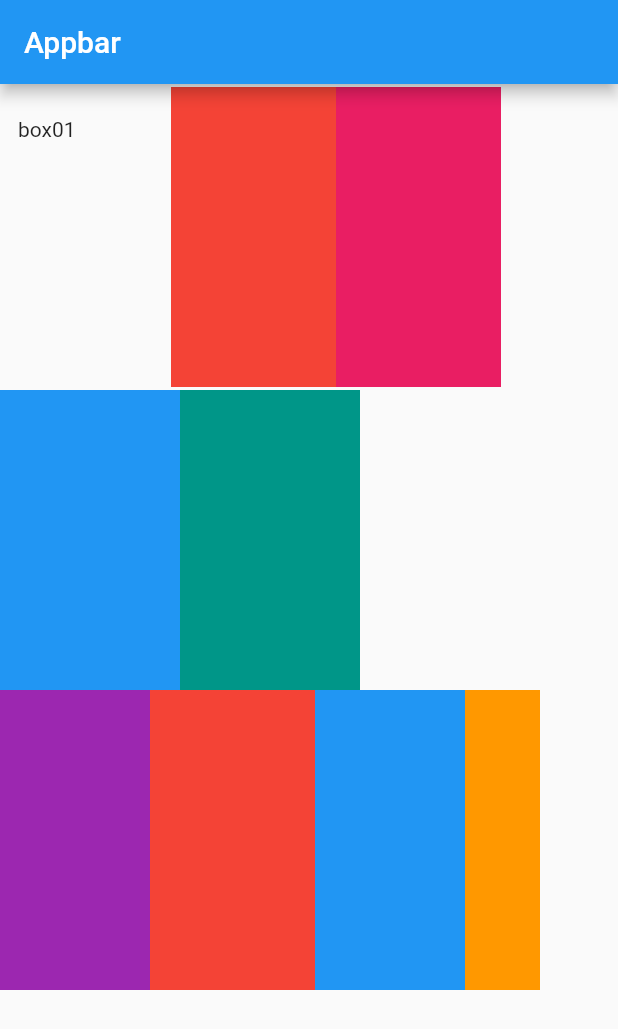
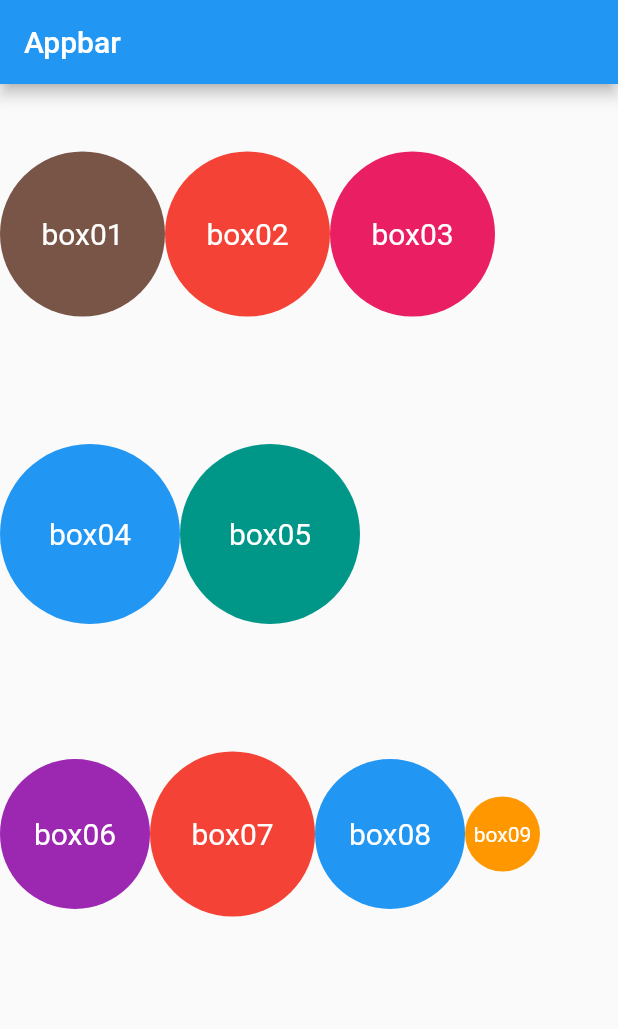
Before and after one commit to dRoTDM/flutterfirstapp, a Flutter app: the screen it shows after launch, on a phone screen of 412 x 824 dp. Shown: the top 1029 px of the screen. Run offline on Flutter 3.47's test engine with Material 2 defaults, Android fonts, the phone set to English and light mode, and no system bars.

Commit message:
Made circles and added text

```diff
--- a/lib/view/ronik_page.dart
+++ b/lib/view/ronik_page.dart
@@ -1,5 +1,3 @@
-
-
 import 'package:flutter/material.dart';
 
 class RonikPage extends StatelessWidget {
@@ -13,67 +11,134 @@ class RonikPage extends StatelessWidget {
           Row(
             children: [
               Container(
-                child: Text('box01'),
-                padding: EdgeInsets.fromLTRB(10, 20, 20, 10),
-                margin: EdgeInsets.all(2),
-               //color: Colors.brown,
+                child: const Center(
+                    child: Text(
+                  'box01',
+                  style: TextStyle(color: Colors.white, fontSize: 20),
+                )),
                 height: 200,
                 width: 110,
-                decoration: BoxDecoration(
-                  border: Border.all(width: 1,color: Colors.red)
-                  borderRadius: const BorderRadius.all(3)
-                ),
-
-              ),
-
-              Container(
-                height: 200,
-                width: 110,
-                color: Colors.red,
-                decoration: BoxDecoration(
+                decoration: const BoxDecoration(
+                  color: Colors.brown,
                   shape: BoxShape.circle,
-                  border: Border.all(width: 2,color: Colors.amber)
                 ),
               ),
               Container(
+                child: const Center(
+                  child: Text(
+                    'box02',
+                    style: TextStyle(color: Colors.white, fontSize: 20),
+                  ),
+                ),
                 height: 200,
                 width: 110,
-                color: Colors.pink,
+                decoration: const BoxDecoration(
+                  shape: BoxShape.circle,
+                  color: Colors.red,
+                ),
+              ),
+              Container(
+                  child: const Center(
+                    child: Text(
+                      'box03',
+                      style: TextStyle(color: Colors.white, fontSize: 20),
+                    ),
+                  ),
+                  height: 200,
+                  width: 110,
+                  decoration: const BoxDecoration(
+                    shape: BoxShape.circle,
+                    color: Colors.pink,
+                  )),
+            ],
+          ),
+          Row(
+            children: [
+              Container(
+                child: const Center(
+                  child: Text(
+                    'box04',
+                    style: TextStyle(color: Colors.white, fontSize: 20),
+                  ),
+                ),
+                height: 200,
+                width: 120,
+                decoration: const BoxDecoration(
+                  shape: BoxShape.circle,
+                  color: Colors.blue,
+                ),
+              ),
+              Container(
+                child: const Center(
+                  child: Text(
+                    'box05',
+                    style: TextStyle(color: Colors.white, fontSize: 20),
+                  ),
+                ),
+                height: 200,
+                width: 120,
+                decoration: const BoxDecoration(
+                  shape: BoxShape.circle,
+                  color: Colors.teal,
+                ),
               ),
             ],
           ),
           Row(
             children: [
               Container(
-                color: Colors.blue,
                 height: 200,
-                width: 120,
+                width: 100,
+                child: const Center(
+                  child: Text(
+                    'box06',
+                    style: TextStyle(color: Colors.white, fontSize: 20),
+                  ),
+                ),
+                decoration: const BoxDecoration(
+                  shape: BoxShape.circle,
+                  color: Colors.purple,
+                ),
               ),
               Container(
                 height: 200,
-                width: 120,
-                color: Colors.teal,
+                width: 110,
+                child: const Center(
+                  child: Text(
+                    'box07',
+                    style: TextStyle(color: Colors.white, fontSize: 20),
+                  ),
+                ),
+                decoration: const BoxDecoration(
+                    shape: BoxShape.circle, color: Colors.red),
               ),
-            ],
-          ),
-          Row(
-            children: [
               Container(
-                color: Colors.purple,
+                child: const Center(
+                  child: Text(
+                    'box08',
+                    style: TextStyle(color: Colors.white, fontSize: 20),
+                  ),
+                ),
                 height: 200,
                 width: 100,
-              ),
-              Container(height: 200, width: 110, color: Colors.red),
-              Container(
-                color: Colors.blue,
-                height: 200,
-                width: 100,
+                decoration: const BoxDecoration(
+                  shape: BoxShape.circle,
+                  color: Colors.blue,
+                ),
               ),
               Container(
-                color: Colors.orange,
-                height: 200,
-                width: 50,
-              ),
+                  child: const Center(
+                    child: Text(
+                      'box09',
+                      style: TextStyle(color: Colors.white, fontSize: 14),
+                    ),
+                  ),
+                  height: 200,
+                  width: 50,
+                  decoration: const BoxDecoration(
+                    shape: BoxShape.circle,
+                    color: Colors.orange,
+                  )),
             ],
           ),
         ],
```
